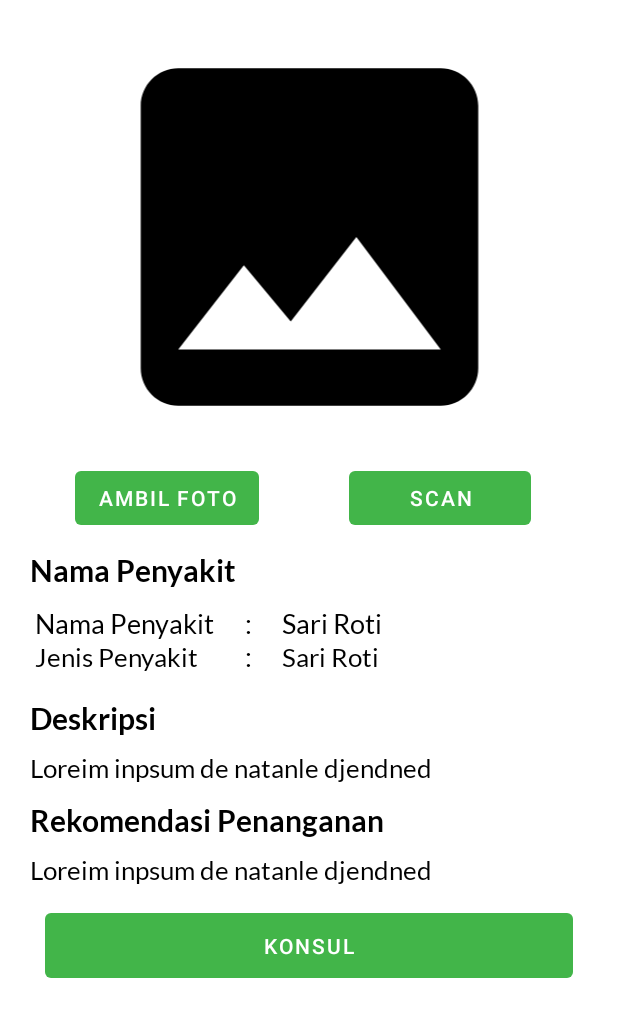
After one commit to sawitHub/sawithub, an Android app: the layout fragment_scan.xml on its own in the app's theme, with its tools: preview values and no code run, on a phone screen of 412 x 824 dp. The commit adds this screen. Shown: the top 1017 px of the screen. Run offline under Robolectric (Android 15) with nearby library versions, the phone set to English and light mode, and no system bars.

Commit message:
refactoring the hasilScan to ScanFragement and change the photo

```diff
--- a/app/build.gradle
+++ b/app/build.gradle
@@ -37,6 +37,7 @@ android {
     }
     buildFeatures {
         viewBinding true
+        mlModelBinding true
     }
 }
 
@@ -52,6 +53,9 @@ dependencies {
     implementation 'androidx.navigation:navigation-ui-ktx:2.5.3'
     implementation 'com.github.smarteist:autoimageslider:1.3.9'
     implementation 'com.github.bumptech.glide:glide:4.11.0'
+    implementation 'org.tensorflow:tensorflow-lite-support:0.3.1'
+    implementation 'org.tensorflow:tensorflow-lite-metadata:0.1.0'
+    implementation 'org.tensorflow:tensorflow-lite-gpu:2.3.0'
     testImplementation 'junit:junit:4.13.2'
     androidTestImplementation 'androidx.test.ext:junit:1.1.5'
     androidTestImplementation 'androidx.test.espresso:espresso-core:3.5.1'
--- /dev/null
+++ b/app/src/main/assets/labels.txt
@@ -0,0 +1,3 @@
+brown spots
+healthy
+white scale
--- a/app/src/main/java/com/example/sawithub/ui/profile/ProfileFragment.kt
+++ b/app/src/main/java/com/example/sawithub/ui/profile/ProfileFragment.kt
@@ -19,7 +19,6 @@ class ProfileFragment : Fragment() {
         inflater: LayoutInflater, container: ViewGroup?,
         savedInstanceState: Bundle?
     ): View? {
-
         _binding = FragmentProfileBinding.inflate(inflater, container, false)
         return binding.root
     }
--- /dev/null
+++ b/app/src/main/res/drawable/ic_place_holder.xml
@@ -0,0 +1,5 @@
+<vector android:height="24dp" android:tint="#000"
+    android:viewportHeight="24" android:viewportWidth="24"
+    android:width="24dp" xmlns:android="http://schemas.android.com/apk/res/android">
+    <path android:fillColor="@android:color/white" android:pathData="M21,19V5c0,-1.1 -0.9,-2 -2,-2H5c-1.1,0 -2,0.9 -2,2v14c0,1.1 0.9,2 2,2h14c1.1,0 2,-0.9 2,-2zM8.5,13.5l2.5,3.01L14.5,12l4.5,6H5l3.5,-4.5z"/>
+</vector>
--- /dev/null
+++ b/app/src/main/res/layout/fragment_scan.xml
@@ -0,0 +1,220 @@
+<?xml version="1.0" encoding="utf-8"?>
+<ScrollView xmlns:android="http://schemas.android.com/apk/res/android"
+    xmlns:tools="http://schemas.android.com/tools"
+    xmlns:app="http://schemas.android.com/apk/res-auto"
+    android:layout_width="match_parent"
+    android:layout_height="match_parent"
+    tools:context=".ui.scan.ScanFragment">
+
+    <!-- TODO: Update blank fragment layout -->
+    <androidx.constraintlayout.widget.ConstraintLayout
+        android:layout_width="match_parent"
+        android:layout_height="wrap_content"
+        >
+
+        <ImageView
+            android:id="@+id/previewImage"
+            android:layout_width="370dp"
+            android:layout_height="300dp"
+            android:layout_marginStart="8dp"
+            android:layout_marginTop="8dp"
+            android:layout_marginEnd="8dp"
+            android:layout_marginBottom="8dp"
+            app:layout_constraintEnd_toEndOf="parent"
+            app:layout_constraintStart_toStartOf="parent"
+            app:layout_constraintTop_toTopOf="parent"
+            app:srcCompat="@drawable/ic_place_holder"
+            android:contentDescription="preview image" />
+
+        <Button
+            android:id="@+id/btn_scan_foto"
+            android:layout_width="wrap_content"
+            android:layout_height="wrap_content"
+            android:text="@string/ambil_foto"
+            android:paddingHorizontal="15sp"
+            android:layout_marginStart="50sp"
+            app:layout_constraintStart_toStartOf="parent"
+            app:layout_constraintTop_toBottomOf="@id/previewImage"
+            />
+
+        <Button
+            android:id="@+id/btn_scan_proses"
+            android:layout_width="wrap_content"
+            android:layout_height="wrap_content"
+            android:text="@string/scan"
+            android:paddingHorizontal="40sp"
+            android:layout_marginHorizontal="60sp"
+            app:layout_constraintStart_toEndOf="@+id/btn_scan_foto"
+            app:layout_constraintTop_toBottomOf="@+id/previewImage"
+            />
+
+        <TextView
+            android:id="@+id/title_penyakit"
+            android:layout_height="match_parent"
+            android:layout_width="match_parent"
+            android:layout_marginVertical="12sp"
+            android:layout_marginHorizontal="20sp"
+            android:text="@string/nama_penyakit"
+            android:textSize="20sp"
+            android:textColor="@color/black"
+            android:fontFamily="@font/lato_bold"
+            app:layout_constraintTop_toBottomOf="@+id/btn_scan_foto"
+            app:layout_constraintStart_toStartOf="parent"
+            app:layout_constraintEnd_toEndOf="parent"
+            />
+
+        <LinearLayout
+            android:id="@+id/table_layout"
+            android:layout_width="match_parent"
+            android:layout_height="wrap_content"
+            android:orientation="vertical"
+            android:layout_marginHorizontal="15sp"
+            app:layout_constraintTop_toBottomOf="@id/title_penyakit"
+            app:layout_constraintStart_toStartOf="parent"
+            app:layout_constraintEnd_toEndOf="parent">
+
+            <TableLayout
+                android:layout_marginTop="12sp"
+                android:layout_width="match_parent"
+                android:layout_height="wrap_content"
+                android:layout_marginBottom="8dp"
+                android:layout_marginEnd="8dp"
+                android:layout_marginStart="8dp"
+                android:orientation="horizontal"
+                app:layout_constraintStart_toStartOf="parent"
+                app:layout_constraintTop_toBottomOf="parent">
+
+                <TableRow
+                    android:layout_width="wrap_content"
+                    android:layout_height="wrap_content"  >
+                    <TextView
+                        android:layout_column="1"
+                        android:text="@string/nama_penyakit"
+                        android:textColor="@color/black"
+                        android:fontFamily="@font/lato"
+                        android:textSize="18sp"/>
+
+                    <TextView
+                        android:layout_column="2"
+                        android:textColor="@color/black"
+                        android:fontFamily="@font/lato"
+                        android:textSize="18sp"
+                        android:text="@string/spasi"
+                        android:paddingHorizontal="20sp"
+                        android:textAlignment="center"
+                        />
+
+                    <TextView
+                        android:id="@+id/nama_penyakit"
+                        android:layout_column="3"
+                        android:text="@string/sari_roti"
+                        android:textColor="@color/black"
+                        android:fontFamily="@font/lato"
+                        android:textSize="18sp"/>
+                </TableRow>
+
+                <TableRow
+                    android:layout_width="wrap_content"
+                    android:layout_height="wrap_content"  >
+                    <TextView
+                        android:layout_column="1"
+                        android:text="@string/jenis_penyakit"
+                        android:textColor="@color/black"
+                        android:fontFamily="@font/lato"
+                        android:textSize="17sp"/>
+
+                    <TextView
+                        android:layout_column="2"
+                        android:textColor="@color/black"
+                        android:fontFamily="@font/lato"
+                        android:textSize="18sp"
+                        android:text="@string/spasi"
+                        android:paddingHorizontal="20sp"
+                        android:textAlignment="center"
+                        />
+
+                    <TextView
+                        android:id="@+id/nama_jenis_penyakit"
+                        android:layout_column="3"
+                        android:text="@string/sari_roti"
+                        android:textColor="@color/black"
+                        android:fontFamily="@font/lato"
+                        android:textSize="17sp"/>
+                </TableRow>
+            </TableLayout>
+        </LinearLayout>
+
+        <TextView
+            android:id="@+id/deskripsi_penyakit"
+            android:layout_width="match_parent"
+            android:layout_height="wrap_content"
+            android:layout_marginTop="10sp"
+            android:layout_marginHorizontal="20sp"
+            android:textSize="20sp"
+            android:text="@string/deskripsi"
+            android:textColor="@color/black"
+            android:fontFamily="@font/lato_bold"
+            android:textStyle="bold"
+            app:layout_constraintStart_toStartOf="parent"
+            app:layout_constraintTop_toBottomOf="@id/table_layout"
+            />
+
+        <TextView
+            android:id="@+id/isi_deskripsi"
+            android:layout_width="match_parent"
+            android:layout_height="wrap_content"
+            android:layout_marginTop="10sp"
+            android:textSize="17sp"
+            android:textColor="@color/black"
+            android:fontFamily="@font/lato"
+            android:text="@string/lorem_ipsum"
+            android:layout_marginHorizontal="20sp"
+            app:layout_constraintStart_toStartOf="parent"
+            app:layout_constraintTop_toBottomOf="@id/deskripsi_penyakit"
+            />
+
+        <TextView
+            android:id="@+id/title_rekomendasi"
+            android:layout_width="match_parent"
+            android:layout_height="wrap_content"
+            android:layout_marginTop="12sp"
+            android:layout_marginHorizontal="20sp"
+            android:textSize="20sp"
+            android:text="@string/rekomendasi_penanganan"
+            android:textColor="@color/black"
+            android:fontFamily="@font/lato_bold"
+            android:textStyle="bold"
+            app:layout_constraintStart_toStartOf="parent"
+            app:layout_constraintTop_toBottomOf="@id/isi_deskripsi"
+            />
+
+        <TextView
+            android:id="@+id/isi_rekomendasi"
+            android:layout_width="match_parent"
+            android:layout_height="wrap_content"
+            android:layout_marginTop="10sp"
+            android:textSize="17sp"
+            android:textColor="@color/black"
+            android:fontFamily="@font/lato"
+            android:text="@string/lorem_ipsum"
+            android:layout_marginHorizontal="20sp"
+            app:layout_constraintStart_toStartOf="parent"
+            app:layout_constraintTop_toBottomOf="@id/title_rekomendasi"
+            />
+
+        <Button
+            android:id="@+id/button_konsul"
+            android:layout_height="wrap_content"
+            android:layout_width="match_parent"
+            android:layout_marginHorizontal="30sp"
+            android:text="Konsul"
+            android:padding="12sp"
+            android:layout_marginTop="12sp"
+            app:layout_constraintTop_toBottomOf="@id/isi_rekomendasi"
+            app:layout_constraintStart_toStartOf="parent"
+            app:layout_constraintEnd_toEndOf="parent"
+            />
+
+    </androidx.constraintlayout.widget.ConstraintLayout>
+
+</ScrollView>
--- a/app/src/main/res/navigation/mobile_navigation.xml
+++ b/app/src/main/res/navigation/mobile_navigation.xml
@@ -25,8 +25,8 @@
 
     <fragment
         android:id="@+id/navigation_scan"
-        android:name="com.example.sawithub.ui.scan.ScanActivity"
+        android:name="com.example.sawithub.ui.scan.ScanFragment"
         android:label="@string/title_scan"
-        tools:layout="@layout/activity_scan" />
+        tools:layout="@layout/fragment_scan" />
 
 </navigation>
--- a/app/src/main/res/values/strings.xml
+++ b/app/src/main/res/values/strings.xml
@@ -41,6 +41,8 @@
     <string name="spasi">:</string>
     <string name="scan_ulang">Scan Ulang</string>
     <string name="konsul">Konsul</string>
+    <string name="ambil_foto">Ambil Foto</string>
+    <string name="scan">Scan</string>
 
     <string-array name="name_artikel">
         <item>Tips Cara Tanam Sawit Yang Baik Dan Benar</item>
```
Also changed, not shown: app/src/main/AndroidManifest.xml (+3 -8 lines), app/src/main/java/com/example/sawithub/Utils.kt (+15 -0 lines), app/src/main/java/com/example/sawithub/ui/hasilScan/HasilScanActivity.kt (deleted, +0 -49 lines), app/src/main/java/com/example/sawithub/ui/home/HomeActivity.kt (+6 -8 lines), app/src/main/java/com/example/sawithub/ui/scan/ScanActivity.kt (+1 -17 lines), app/src/main/java/com/example/sawithub/ui/scan/ScanFragment.kt (added, +106 -0 lines), app/src/main/res/layout/activity_hasil_scan.xml (deleted, +0 -214 lines), 1 other file.
